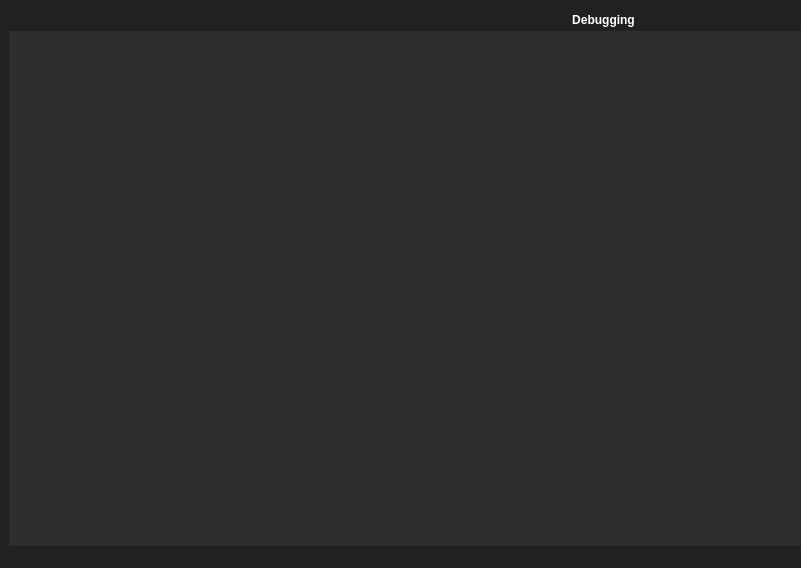
First picture: the form in New_folder/DebugWindow.ui, repository KostasTritsonis/compiler-UI, before the edit.
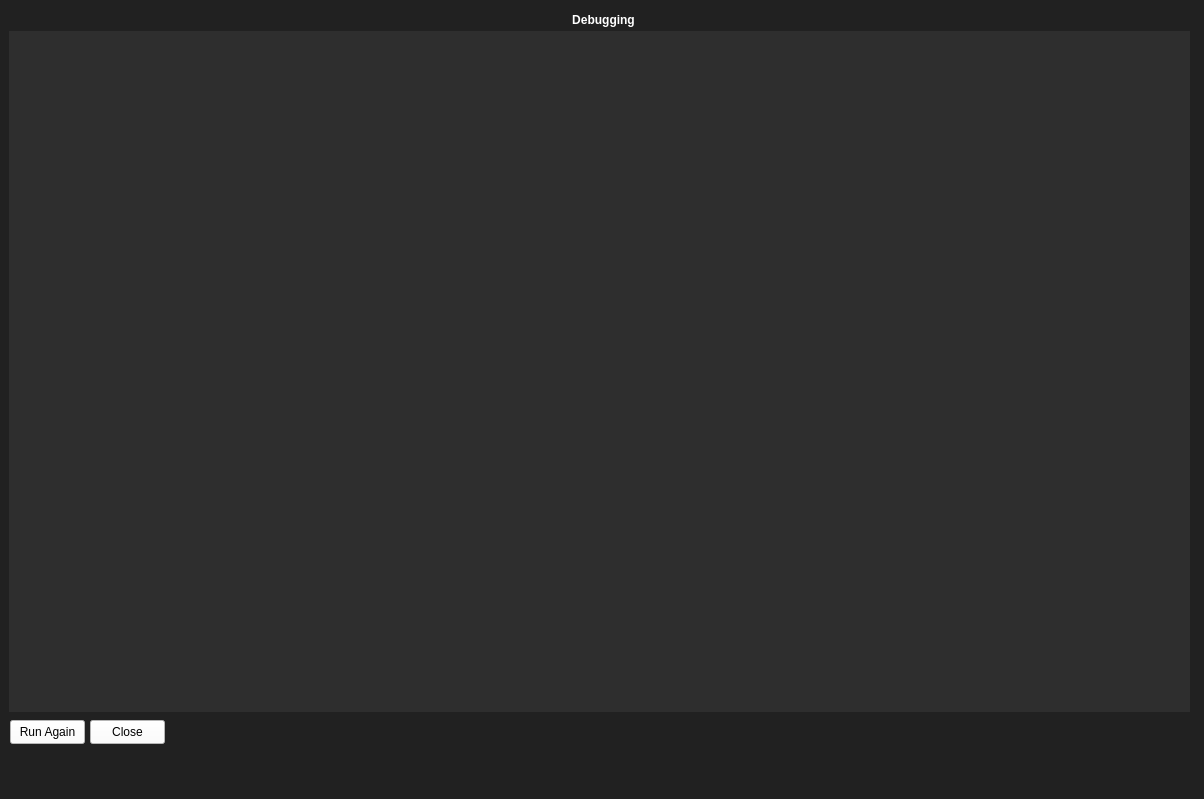
Second picture: the form after the edit.

Diff of the .ui file:
```diff
--- a/New_folder/DebugWindow.ui
+++ b/New_folder/DebugWindow.ui
@@ -6,8 +6,8 @@
    <rect>
     <x>0</x>
     <y>0</y>
-    <width>801</width>
-    <height>568</height>
+    <width>1204</width>
+    <height>799</height>
    </rect>
   </property>
   <property name="windowTitle">
@@ -70,7 +70,7 @@
    <widget class="QPushButton" name="pushButton">
     <property name="geometry">
      <rect>
-      <x>10</x>
+      <x>90</x>
       <y>720</y>
       <width>75</width>
       <height>24</height>
@@ -84,6 +84,23 @@
      <string>Close</string>
     </property>
    </widget>
+   <widget class="QPushButton" name="pushButton_2">
+    <property name="geometry">
+     <rect>
+      <x>10</x>
+      <y>720</y>
+      <width>75</width>
+      <height>24</height>
+     </rect>
+    </property>
+    <property name="styleSheet">
+     <string notr="true">background-color: rgb(255, 255, 255);
+color: rgb(0, 0, 0);</string>
+    </property>
+    <property name="text">
+     <string>Run Again</string>
+    </property>
+   </widget>
   </widget>
   <widget class="QMenuBar" name="menubar">
    <property name="geometry">
```
Left out of the diff: 2 changed lines with no effect on the pictures.
